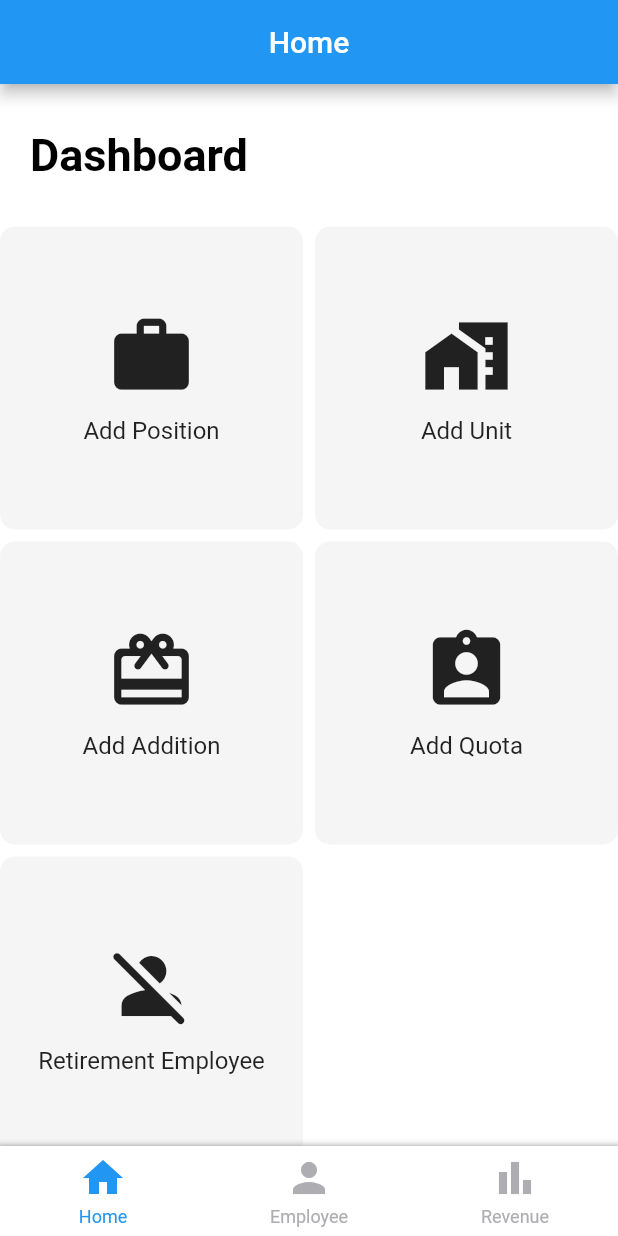
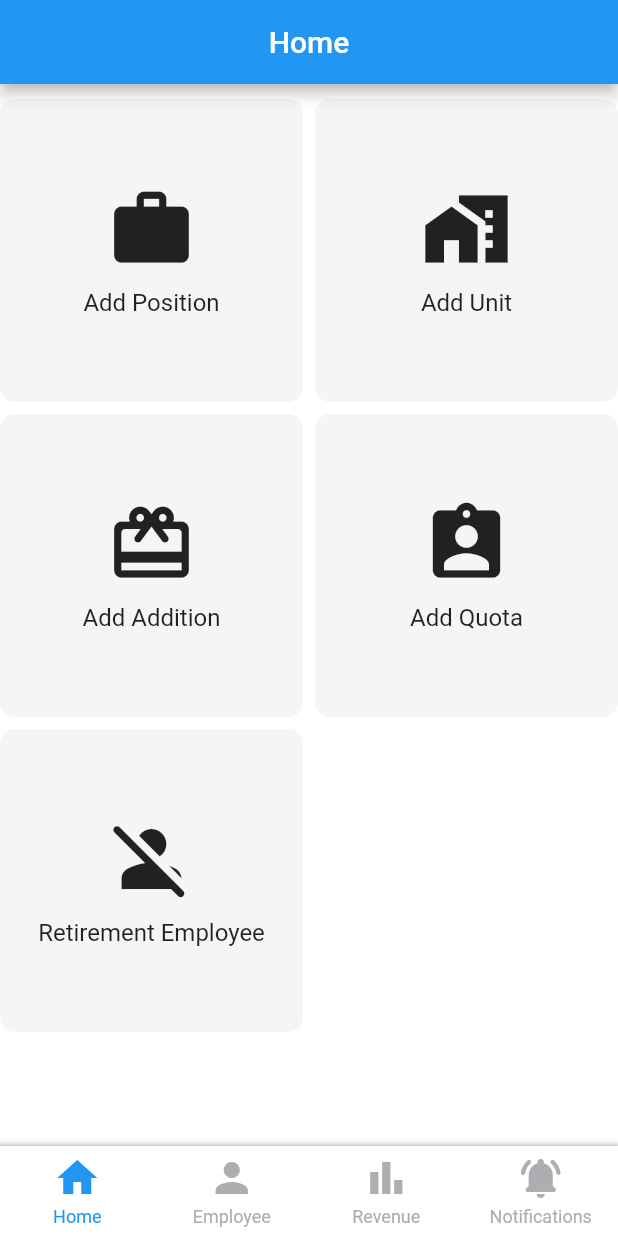
Before and after one commit to BuiThienNhan-nb/flutter-staff-management, a Flutter app: the MainContainer screen opened by its route, on a phone screen of 412 x 824 dp. Run offline on Flutter 3.47's test engine with Material 2 defaults, Android fonts, the phone set to English and light mode, and no system bars; drawn by our look-alikes of persistent_bottom_nav_bar; our stand-ins replace cloud_firestore, email_validator, firebase_auth, firebase_core, flutter_spinkit, get and 4 more; accounts and stored records are empty.

Commit message:
add: create notification when user update backend

```diff
--- a/lib/const_value/controller.dart
+++ b/lib/const_value/controller.dart
@@ -1,5 +1,6 @@
 import 'package:staff_management/controllers/addtitionController.dart';
 import 'package:staff_management/controllers/employeeController.dart';
+import 'package:staff_management/controllers/notificationController.dart';
 import 'package:staff_management/controllers/positionController.dart';
 import 'package:staff_management/controllers/quotaController.dart';
 import 'package:staff_management/controllers/salaryRecordController.dart';
@@ -11,3 +12,4 @@ SalaryRecordController salaryRecordController = SalaryRecordController.instance;
 UnitController unitController = UnitController.instance;
 QuotaController quotaController = QuotaController.instance;
 AdditionController additionController = AdditionController.instance;
+NotificationController notificationController = NotificationController.instance;
--- a/lib/main.dart
+++ b/lib/main.dart
@@ -3,6 +3,7 @@ import 'package:flutter/material.dart';
 import 'package:get/get.dart';
 import 'package:staff_management/controllers/addtitionController.dart';
 import 'package:staff_management/controllers/employeeController.dart';
+import 'package:staff_management/controllers/notificationController.dart';
 import 'package:staff_management/controllers/positionController.dart';
 import 'package:staff_management/controllers/quotaController.dart';
 import 'package:staff_management/controllers/salaryRecordController.dart';
@@ -20,6 +21,7 @@ Future<void> main() async {
     Get.put(UnitController());
     Get.put(QuotaController());
     Get.put(AdditionController());
+    Get.put(NotificationController());
   });
   runApp(MyApp());
 }
--- /dev/null
+++ b/lib/models/notification.dart
@@ -0,0 +1,46 @@
+import 'package:cloud_firestore/cloud_firestore.dart';
+
+class Notifications {
+  String uid = "";
+  String title;
+  String description;
+  String userName;
+  Timestamp time;
+
+  Notifications({
+    required this.uid,
+    required this.title,
+    required this.description,
+    required this.userName,
+    required this.time,
+  });
+
+  factory Notifications.fromJson(DocumentSnapshot doc) {
+    Map<String, dynamic>? data = doc.data() as Map<String, dynamic>?;
+    return Notifications(
+      uid: doc.id,
+      title: (data!.containsKey('title') && data['title'] != null)
+          ? data['title'] as String
+          : '',
+      description:
+          (data.containsKey('description') && data['description'] != null)
+              ? data['description'] as String
+              : "",
+      userName: (data.containsKey('userName') && data['userName'] != null)
+          ? data['userName'] as String
+          : "",
+      time: (data.containsKey('time') && data['time'] != null)
+          ? data['time'] as Timestamp
+          : Timestamp.fromDate(DateTime.now()),
+    );
+  }
+
+  Map<String, dynamic> toMap() {
+    return {
+      'title': title,
+      'description': description,
+      'userName': userName,
+      'time': time,
+    };
+  }
+}
--- a/lib/screens/dashboard/addAddition/addAddition.dart
+++ b/lib/screens/dashboard/addAddition/addAddition.dart
@@ -116,6 +116,7 @@ class _AddAdditionScreenState extends State<AddAdditionScreen> {
       );
       await EmployeeRepo()
           .updateEmployeeAddition(_selectedEmployee, additionHistory);
+      await notificationController.addAdditionNotification(addition);
       return true;
     }
   }
--- a/lib/screens/dashboard/addPosition/addPosition.dart
+++ b/lib/screens/dashboard/addPosition/addPosition.dart
@@ -180,6 +180,7 @@ class _AddPositionScreenState extends State<AddPositionScreen> {
         allowancePoints: allowancePoints,
       );
       await PositionRepo().addPosition(position);
+      await notificationController.addPositionNotification(position);
       return true;
     }
   }
--- a/lib/screens/dashboard/addQuota/addQuota.dart
+++ b/lib/screens/dashboard/addQuota/addQuota.dart
@@ -135,6 +135,7 @@ class _AddQuotaScreenState extends State<AddQuotaScreen> {
           name: _nameController.text,
           ranks: ranks);
       await QuotaRepo().addQuota(quota);
+      await notificationController.addQuotaNotification(quota);
       return true;
     }
   }
--- a/lib/screens/dashboard/addUnit/addUnit.dart
+++ b/lib/screens/dashboard/addUnit/addUnit.dart
@@ -128,6 +128,7 @@ class _AddUnitScreenState extends State<AddUnitScreen> {
         name: _nameController.text,
       );
       await UnitRepo().addUnit(unit);
+      await notificationController.addUnitNotification(unit);
       return true;
     }
   }
--- a/lib/screens/dashboard/home.dart
+++ b/lib/screens/dashboard/home.dart
@@ -1,6 +1,5 @@
 import 'package:flutter/material.dart';
 import 'package:get/get.dart';
-import 'package:google_fonts/google_fonts.dart';
 import 'package:staff_management/const_value/controller.dart';
 import 'package:staff_management/screens/dashboard/addAddition/addAddition.dart';
 import 'package:staff_management/screens/dashboard/addPosition/addPosition.dart';
@@ -8,7 +7,6 @@ import 'package:staff_management/screens/dashboard/addQuota/addQuota.dart';
 import 'package:staff_management/screens/dashboard/addUnit/addUnit.dart';
 import 'package:staff_management/screens/dashboard/homeItem.dart';
 import 'package:staff_management/screens/dashboard/retirementScreen/retirementEmployee.dart';
-import 'package:staff_management/screens/dashboard/updateSalary.dart';
 
 class HomeScreen extends StatefulWidget {
   const HomeScreen({Key? key}) : super(key: key);
@@ -75,19 +73,19 @@ class _HomeScreenState extends State<HomeScreen> {
           mainAxisAlignment: MainAxisAlignment.start,
           crossAxisAlignment: CrossAxisAlignment.start,
           children: [
-            SizedBox(height: 30),
-            Container(
-              padding: const EdgeInsets.only(left: 20, bottom: 20),
-              // height: _deviceSize.height * 0.05,
-              child: Text(
-                "Dashboard",
-                style: GoogleFonts.varelaRound(
-                  fontSize: 30,
-                  fontWeight: FontWeight.bold,
-                  color: Colors.black,
-                ),
-              ),
-            ),
+            // SizedBox(height: 30),
+            // Container(
+            //   padding: const EdgeInsets.only(left: 20, bottom: 20),
+            //   // height: _deviceSize.height * 0.05,
+            //   child: Text(
+            //     "Dashboard",
+            //     style: GoogleFonts.varelaRound(
+            //       fontSize: 30,
+            //       fontWeight: FontWeight.bold,
+            //       color: Colors.black,
+            //     ),
+            //   ),
+            // ),
             SizedBox(height: 10),
             Container(
               // padding: EdgeInsets.only(top: _deviceSize.height * 0.13),
@@ -111,11 +109,6 @@ class _HomeScreenState extends State<HomeScreen> {
                       _selectedIndex = index;
                     });
                     Get.to(() => _list[_selectedIndex]);
-                    // if (_selectedIndex == 4) {
-                    //   Get.to(_list[_selectedIndex]);
-                    // } else {
-                    //   Get.bottomSheet(_list[_selectedIndex]);
-                    // }
                   },
                   child: HomeItem(
                       title: _listHomeItem[index].title,
--- a/lib/screens/employee/addScreen/addEmployee.dart
+++ b/lib/screens/employee/addScreen/addEmployee.dart
@@ -101,6 +101,9 @@ class AddEmployee extends StatelessWidget {
         salary: 0);
     employeeController.listEmployees.add(employee);
     await employeeRepo.addEmployee(employee);
+    await notificationController
+        .addEmployeeNotification(employee)
+        .then((value) => employeeController.retreiveDetailData());
   }
 
   @override
--- a/lib/screens/employee/detailScreen/employeeDetail.dart
+++ b/lib/screens/employee/detailScreen/employeeDetail.dart
@@ -2,6 +2,7 @@ import 'package:cloud_firestore/cloud_firestore.dart';
 import 'package:flutter/material.dart';
 import 'package:flutter/services.dart';
 import 'package:get/get.dart';
+import 'package:staff_management/const_value/controller.dart';
 import 'package:staff_management/models/additionHistory.dart';
 import 'package:staff_management/models/employee.dart';
 import 'package:staff_management/models/quotaHistories.dart';
@@ -357,6 +358,9 @@ class _EmployeeDetailState extends State<EmployeeDetail> {
       await EmployeeRepo()
           .updateEmployee(employeeCopy)
           .then((value) => widget.employee = Employee.clone(employeeCopy));
+      await notificationController
+          .addUpdateEmployeeNotification(employeeCopy)
+          .then((value) => employeeController.retreiveDetailData());
     }
   }
 }
--- a/lib/screens/mainContainer.dart
+++ b/lib/screens/mainContainer.dart
@@ -4,6 +4,7 @@ import 'package:persistent_bottom_nav_bar/persistent-tab-view.dart';
 import 'package:staff_management/screens/dashboard/home.dart';
 import 'package:staff_management/screens/employee/employeeDGV.dart';
 import 'package:staff_management/screens/employee/searchScreen/searchEmployee.dart';
+import 'package:staff_management/screens/notification/notifcationScreen.dart';
 import 'package:staff_management/screens/revenue/revenueScreen.dart';
 
 class MainContainer extends StatefulWidget {
@@ -18,9 +19,8 @@ class _MainContainerState extends State<MainContainer> {
   List<String> _titles = [
     "Home",
     "List Employees",
-    // "List Units",
     "Revenue Chart",
-    // "Settings"
+    "Notifications",
   ];
 
   String _title = "Home";
@@ -40,7 +40,7 @@ class _MainContainerState extends State<MainContainer> {
         HomeScreen(),
         EmployeeDataGridView(),
         RevenueScreen(),
-        // TestScreen(),
+        NotificationScreen(),
       ];
     }
 
@@ -77,16 +77,16 @@ class _MainContainerState extends State<MainContainer> {
           // activeColorSecondary: Colors.white,
           inactiveColorPrimary: CupertinoColors.systemGrey2,
         ),
-        // PersistentBottomNavBarItem(
-        //   icon: Icon(
-        //     Icons.settings,
-        //     size: 32,
-        //   ),
-        //   title: ("Settings"),
-        //   activeColorPrimary: Colors.blue,
-        //   // activeColorSecondary: Colors.white,
-        //   inactiveColorPrimary: CupertinoColors.systemGrey2,
-        // ),
+        PersistentBottomNavBarItem(
+          icon: Icon(
+            Icons.notifications_on_rounded,
+            size: 32,
+          ),
+          title: ("Notifications"),
+          activeColorPrimary: Colors.blue,
+          // activeColorSecondary: Colors.white,
+          inactiveColorPrimary: CupertinoColors.systemGrey2,
+        ),
       ];
     }
 
--- a/lib/services/additionRepo.dart
+++ b/lib/services/additionRepo.dart
@@ -22,7 +22,7 @@ class AdditionRepo {
   Stream<Addition> additionByIdStream(String _uid) {
     return _db
         .collection('additions')
-        .orderBy('date', descending: true)
+        // .orderBy('date', descending: true)
         .snapshots()
         .map((QuerySnapshot query) {
       Addition _addition =
--- /dev/null
+++ b/lib/services/notificationRepo.dart
@@ -0,0 +1,28 @@
+import 'package:cloud_firestore/cloud_firestore.dart';
+import 'package:staff_management/models/notification.dart';
+
+class NotificationRepo {
+  final FirebaseFirestore _db = FirebaseFirestore.instance;
+
+  Stream<List<Notifications>> notificationStream() {
+    return _db
+        .collection('notifications')
+        .orderBy('time', descending: true)
+        .snapshots()
+        .map((QuerySnapshot query) {
+      List<Notifications> list = [];
+      query.docs.forEach((element) {
+        //add data
+        list.add(Notifications.fromJson(element));
+      });
+      return list;
+    });
+  }
+
+  Future<void> addNotification(Notifications notification) async {
+    await _db
+        .collection("notifications")
+        .add(notification.toMap())
+        .then((value) => notification.uid = value.id);
+  }
+}
```
Also changed, not shown: lib/controllers/notificationController.dart (added, +109 -0 lines), lib/screens/employee/employeeDGV.dart (+1 -7 lines), lib/screens/notification/notifcationScreen.dart (added, +30 -0 lines), lib/screens/notification/notificationItem.dart (added, +46 -0 lines), lib/services/authentication.dart (+1 -23 lines).
